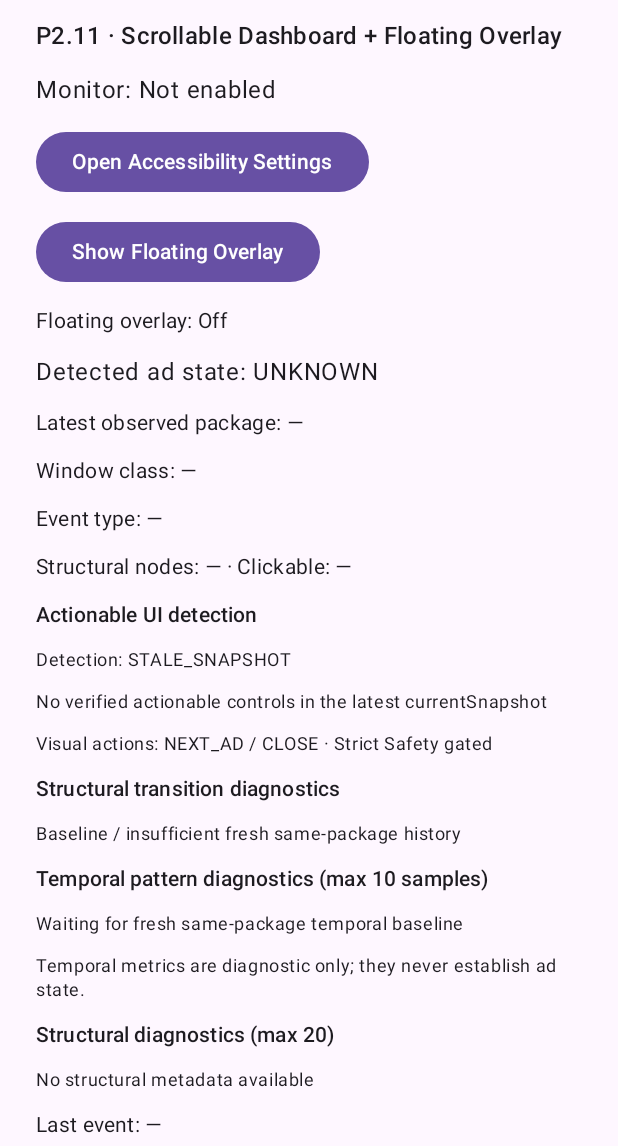
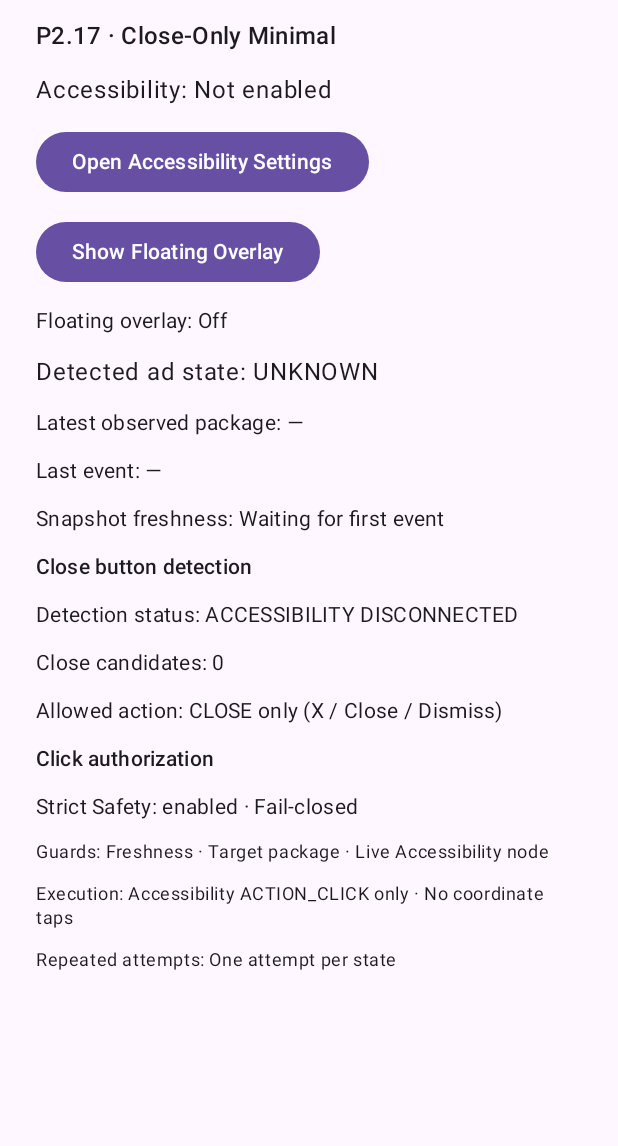
Before and after one commit to kenznguyen/Smart-Ad-Skip, an Android app built with Jetpack Compose: the screen it shows after launch (MainActivity), on a phone screen of 412 x 824 dp, the part 90-1236 px from its top. Run offline under Robolectric (Android 15) with nearby library versions, the phone set to English and light mode, and no system bars; our stand-ins replace AdMob.

Commit message:
P2.17: align dashboard with close-only architecture

```diff
--- a/app/src/main/java/com/kenznguyen/smartadskip/MainActivity.kt
+++ b/app/src/main/java/com/kenznguyen/smartadskip/MainActivity.kt
@@ -23,7 +23,6 @@ import androidx.compose.ui.Modifier
 import androidx.compose.ui.platform.LocalContext
 import androidx.compose.ui.unit.dp
 import com.kenznguyen.smartadskip.accessibility.AccessibilityMonitorRepository
-import com.kenznguyen.smartadskip.accessibility.AccessibilitySnapshotPolicy
 import com.kenznguyen.smartadskip.detection.AdDetectionRepository
 import com.kenznguyen.smartadskip.overlay.OverlayRequestRepository
 import java.time.Instant
@@ -49,107 +48,76 @@ private fun AccessibilityMonitorScreen() {
     val context = LocalContext.current
     val isConnected by AccessibilityMonitorRepository.isConnected.collectAsState()
     val snapshot by AccessibilityMonitorRepository.latestSnapshot.collectAsState()
-    val currentSnapshot = snapshot
     val adState by AdDetectionRepository.state.collectAsState()
     val overlayRequested by OverlayRequestRepository.requested.collectAsState()
-    val nowMillis by produceState(initialValue = System.currentTimeMillis(), currentSnapshot?.observedAtEpochMillis) {
+    val nowMillis by produceState(initialValue = System.currentTimeMillis(), snapshot?.observedAtEpochMillis) {
         while (true) {
             value = System.currentTimeMillis()
             delay(1_000)
         }
     }
-    val snapshotAgeSeconds = currentSnapshot?.let {
+    val snapshotAgeSeconds = snapshot?.let {
         (nowMillis - it.observedAtEpochMillis).coerceAtLeast(0L) / 1_000L
-    } ?: 0L
-    val snapshotFresh = currentSnapshot != null && (nowMillis - currentSnapshot.observedAtEpochMillis) in 0..SNAPSHOT_STALE_AFTER_MILLIS
+    }
+    val snapshotFresh = snapshot != null &&
+        (nowMillis - snapshot.observedAtEpochMillis) in 0..SNAPSHOT_STALE_AFTER_MILLIS
+    val displayedAdState = if (snapshotFresh) adState.name else "UNKNOWN"
     val snapshotFreshness = when {
-        currentSnapshot == null -> "Waiting for first event"
+        snapshot == null -> "Waiting for first event"
         snapshotFresh -> "Fresh · ${snapshotAgeSeconds}s ago"
         else -> "Stale · ${snapshotAgeSeconds}s ago"
     }
-    val diagnosticNodes = currentSnapshot?.let { AccessibilitySnapshotPolicy().diagnosticNodes(it) }.orEmpty()
-    val displayedAdState = if (!snapshotFresh) "UNKNOWN" else adState.name
-    val observedAt = currentSnapshot?.let {
+    val observedAt = snapshot?.let {
         EVENT_TIME_FORMATTER.format(Instant.ofEpochMilli(it.observedAtEpochMillis))
     } ?: "—"
+    val actionable = snapshot?.actionableNodes
+    val detectionStatus = when {
+        !isConnected -> "ACCESSIBILITY DISCONNECTED"
+        !snapshotFresh -> "STALE_SNAPSHOT"
+        else -> actionable?.status?.name ?: "WAITING"
+    }
+    val closeCandidates = if (snapshotFresh) actionable?.candidates.orEmpty() else emptyList()
 
     Column(
         modifier = Modifier.fillMaxSize().verticalScroll(rememberScrollState()).padding(24.dp),
         verticalArrangement = Arrangement.spacedBy(12.dp)
     ) {
         Text("Smart Ad Skip", style = MaterialTheme.typography.headlineMedium)
-        Text("P2.11 · Scrollable Dashboard + Floating Overlay", style = MaterialTheme.typography.titleMedium)
-        Text("Monitor: ${if (isConnected) "Connected" else "Not enabled"}", style = MaterialTheme.typography.bodyLarge)
+        Text("P2.17 · Close-Only Minimal", style = MaterialTheme.typography.titleMedium)
+
+        Text(
+            "Accessibility: ${if (isConnected) "Connected" else "Not enabled"}",
+            style = MaterialTheme.typography.bodyLarge
+        )
         Button(onClick = {
             context.startActivity(Intent(Settings.ACTION_ACCESSIBILITY_SETTINGS))
         }) {
             Text("Open Accessibility Settings")
         }
+
         Button(onClick = { OverlayRequestRepository.setRequested(!overlayRequested) }) {
             Text(if (overlayRequested) "Hide Floating Overlay" else "Show Floating Overlay")
         }
-        Text("Floating overlay: ${if (overlayRequested) "Requested" else "Off"}", style = MaterialTheme.typography.bodyMedium)
-        Text("Detected ad state: $displayedAdState", style = MaterialTheme.typography.bodyLarge)
-        Text("Latest observed package: ${currentSnapshot?.packageName ?: "—"}", style = MaterialTheme.typography.bodyMedium)
-        Text("Window class: ${currentSnapshot?.windowClassName ?: "—"}", style = MaterialTheme.typography.bodyMedium)
-        Text("Event type: ${currentSnapshot?.eventType?.toString() ?: "—"}", style = MaterialTheme.typography.bodyMedium)
         Text(
-            "Structural nodes: ${currentSnapshot?.structuralNodes?.size?.toString() ?: "—"} · Clickable: ${currentSnapshot?.clickableNodeCount?.toString() ?: "—"}",
+            "Floating overlay: ${if (overlayRequested) "Requested" else "Off"}",
             style = MaterialTheme.typography.bodyMedium
         )
-        Text("Actionable UI detection", style = MaterialTheme.typography.titleSmall)
-        val actionable = currentSnapshot?.actionableNodes
-        Text(
-            "Detection: ${if (snapshotFresh) actionable?.status?.name ?: "WAITING" else "STALE_SNAPSHOT"}",
-            style = MaterialTheme.typography.bodySmall
-        )
-        val candidates = if (snapshotFresh) actionable?.candidates.orEmpty() else emptyList()
-        if (candidates.isEmpty()) {
-            Text("No verified actionable controls in the latest currentSnapshot", style = MaterialTheme.typography.bodySmall)
-        } else {
-            candidates.forEachIndexed { index, candidate ->
-                Text(
-                    "${index + 1}. Visual candidate · bounds=${candidate.bounds}",
-                    style = MaterialTheme.typography.bodySmall
-                )
-            }
-        }
-        Text("Visual actions: NEXT_AD / CLOSE · Strict Safety gated", style = MaterialTheme.typography.bodySmall)
-        Text("Structural transition diagnostics", style = MaterialTheme.typography.titleSmall)
-        val transition = currentSnapshot?.structuralTransition
-        if (transition?.comparisonAvailable == true) {
-            Text("Window class changed: ${transition.windowClassChanged}", style = MaterialTheme.typography.bodySmall)
-            Text("Structural node delta: ${transition.structuralNodeDelta}", style = MaterialTheme.typography.bodySmall)
-            Text("Clickable node delta: ${transition.clickableNodeDelta}", style = MaterialTheme.typography.bodySmall)
-        } else {
-            Text("Baseline / insufficient fresh same-package history", style = MaterialTheme.typography.bodySmall)
-        }
-        Text("Temporal pattern diagnostics (max 10 samples)", style = MaterialTheme.typography.titleSmall)
-        val temporal = currentSnapshot?.temporalPattern
-        if (temporal?.historyAvailable == true) {
-            Text("Samples: ${temporal.sampleCount}", style = MaterialTheme.typography.bodySmall)
-            Text("Window transitions: ${temporal.windowTransitionCount}", style = MaterialTheme.typography.bodySmall)
-            Text("Observed span: ${temporal.observedSpanMillis} ms", style = MaterialTheme.typography.bodySmall)
-            Text("Current window stable: ${temporal.currentWindowStableMillis} ms", style = MaterialTheme.typography.bodySmall)
-        } else {
-            Text("Waiting for fresh same-package temporal baseline", style = MaterialTheme.typography.bodySmall)
-        }
-        Text("Temporal metrics are diagnostic only; they never establish ad state.", style = MaterialTheme.typography.bodySmall)
-        Text("Structural diagnostics (max 20)", style = MaterialTheme.typography.titleSmall)
-        if (diagnosticNodes.isEmpty()) {
-            Text("No structural metadata available", style = MaterialTheme.typography.bodySmall)
-        } else {
-            diagnosticNodes.forEachIndexed { index, node ->
-                Text(
-                    "${index + 1}. ${node.viewClassName ?: "—"} · ${node.resourceId ?: "no resource id"} · clickable=${node.clickable} · enabled=${node.enabled} · visible=${node.visible}",
-                    style = MaterialTheme.typography.bodySmall
-                )
-            }
-        }
+
+        Text("Detected ad state: $displayedAdState", style = MaterialTheme.typography.bodyLarge)
+        Text("Latest observed package: ${snapshot?.packageName ?: "—"}", style = MaterialTheme.typography.bodyMedium)
         Text("Last event: $observedAt", style = MaterialTheme.typography.bodyMedium)
-        Text("Snapshot: $snapshotFreshness", style = MaterialTheme.typography.bodyMedium)
-        Text("Safety: Strict · No ad-surface, CTA, reward, unknown or completed-context clicks", style = MaterialTheme.typography.bodyMedium)
-        Text("Text, content descriptions, input values, screenshots and OCR are not collected.", style = MaterialTheme.typography.bodySmall)
+        Text("Snapshot freshness: $snapshotFreshness", style = MaterialTheme.typography.bodyMedium)
+
+        Text("Close button detection", style = MaterialTheme.typography.titleSmall)
+        Text("Detection status: $detectionStatus", style = MaterialTheme.typography.bodyMedium)
+        Text("Close candidates: ${closeCandidates.size}", style = MaterialTheme.typography.bodyMedium)
+        Text("Allowed action: CLOSE only (X / Close / Dismiss)", style = MaterialTheme.typography.bodyMedium)
+
+        Text("Click authorization", style = MaterialTheme.typography.titleSmall)
+        Text("Strict Safety: enabled · Fail-closed", style = MaterialTheme.typography.bodyMedium)
+        Text("Guards: Freshness · Target package · Live Accessibility node", style = MaterialTheme.typography.bodySmall)
+        Text("Execution: Accessibility ACTION_CLICK only · No coordinate taps", style = MaterialTheme.typography.bodySmall)
+        Text("Repeated attempts: One attempt per state", style = MaterialTheme.typography.bodySmall)
     }
 }
 
```
